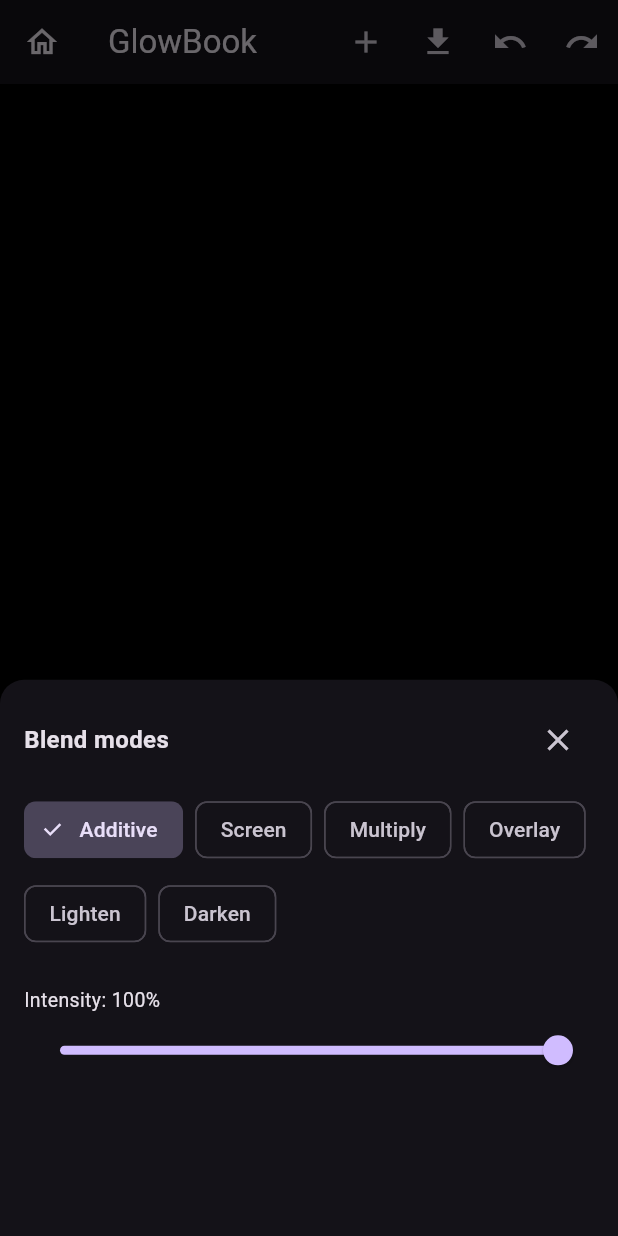
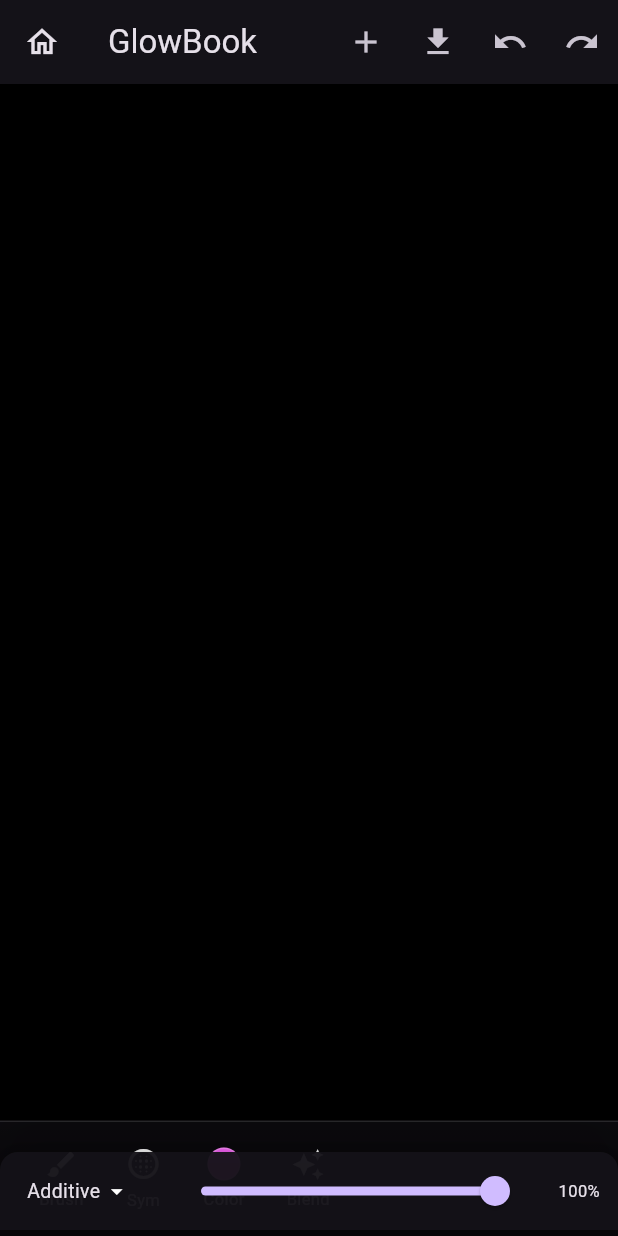
Before and after one commit to dgarrett88/glowbook, a Flutter app: the CanvasScreen screen opened directly, after a tap on "Blend", on a phone screen of 412 x 824 dp. Run offline on Flutter 3.47's test engine with Material 3 defaults, Android fonts, the phone set to English and light mode, and no system bars; our stand-ins replace flutter_riverpod.

Commit message:
blend menu update

```diff
--- a/lib/features/canvas/view/widgets/bottom_dock.dart
+++ b/lib/features/canvas/view/widgets/bottom_dock.dart
@@ -1,6 +1,7 @@
 import 'package:flutter/material.dart';
 import '../../state/canvas_controller.dart';
 import '../../state/glow_blend.dart' as gb;
+import 'glow_blend_dropdown.dart';
 
 import 'brush_hud.dart';
 import 'color_wheel_dialog.dart';
@@ -185,66 +186,54 @@ class BottomDock extends StatelessWidget {
     showModalBottomSheet(
       context: context,
       backgroundColor: Colors.transparent,
-      isScrollControlled: true,
+      barrierColor: Colors.transparent, // no dark overlay
+      isScrollControlled: false,
       builder: (ctx) {
-        final screenH = MediaQuery.of(ctx).size.height;
-        return Align(
+        return SafeArea(
+          top: false,
+          child: Align(
             alignment: Alignment.bottomCenter,
+            child: Container(
+              margin: const EdgeInsets.only(bottom: 4),
+              decoration: BoxDecoration(
+                color: cs.surface.withOpacity(0.95),
+                borderRadius: const BorderRadius.vertical(
+                  top: Radius.circular(12),
+                ),
+                boxShadow: const [
+                  BoxShadow(
+                    blurRadius: 8,
+                    offset: Offset(0, -2),
+                    color: Colors.black26,
+                  ),
+                ],
+              ),
+              // 🔥 Force it to be a short bar
               child: SizedBox(
-            height: screenH * 0.45,
-            child: Container(
-              decoration: BoxDecoration(
-                color: cs.surface,
-                borderRadius: const BorderRadius.vertical(
-                  top: Radius.circular(16),
-                ),
-              ),
+                height: 52,
                 child: Padding(
-                padding: const EdgeInsets.all(16.0),
+                  padding:
+                      const EdgeInsets.symmetric(horizontal: 12, vertical: 6),
                   child: AnimatedBuilder(
                     animation: gb.GlowBlendState.I,
                     builder: (context, _) {
                       final state = gb.GlowBlendState.I;
-                    return Column(
-                      crossAxisAlignment: CrossAxisAlignment.start,
+                      return Row(
+                        mainAxisSize: MainAxisSize.min,
                         children: [
-                        Row(
-                          children: [
-                            const Text(
-                              'Blend modes',
-                              style: TextStyle(
-                                fontSize: 16,
-                                fontWeight: FontWeight.bold,
+                          // [Additive] – compact dropdown showing current blend mode.
+                          ConstrainedBox(
+                            constraints: const BoxConstraints(
+                              minWidth: 90,
+                              maxWidth: 140,
                             ),
+                            child: GlowBlendDropdown(controller: controller),
                           ),
-                            const Spacer(),
-                            IconButton(
-                              icon: const Icon(Icons.close),
-                              onPressed: () => Navigator.of(ctx).pop(),
-                            ),
-                          ],
-                        ),
-                        const SizedBox(height: 12),
-                        Wrap(
-                          spacing: 8,
-                          runSpacing: 8,
-                          children: [
-                            for (final mode in gb.GlowBlend.values)
-                              ChoiceChip(
-                                label: Text(mode.label),
-                                selected: state.mode == mode,
-                                onSelected: (_) {
-                                  gb.GlowBlendState.I.setMode(mode);
-                                },
-                              ),
-                          ],
-                        ),
-                        const SizedBox(height: 24),
-                        Text(
-                          'Intensity: ${(state.intensity * 100).round()}%',
-                          style: const TextStyle(fontSize: 13),
-                        ),
-                        Slider(
+                          const SizedBox(width: 8),
+
+                          // ---------o-----  slider controlling intensity
+                          Expanded(
+                            child: Slider(
                               value: state.intensity,
                               min: 0.0,
                               max: 1.0,
@@ -252,9 +241,23 @@ class BottomDock extends StatelessWidget {
                                 gb.GlowBlendState.I.setIntensity(v);
                               },
                             ),
+                          ),
+
+                          const SizedBox(width: 6),
+
+                          // 65% – small percentage label
+                          SizedBox(
+                            width: 40,
+                            child: Text(
+                              '${(state.intensity * 100).round()}%',
+                              textAlign: TextAlign.right,
+                              style: const TextStyle(fontSize: 11),
+                            ),
+                          ),
                         ],
                       );
                     },
+                  ),
                 ),
               ),
             ),
@@ -312,7 +315,7 @@ class _DockButton extends StatelessWidget {
     return Padding(
       padding: const EdgeInsets.symmetric(horizontal: 4),
       child: GestureDetector(
-        behavior: HitTestBehavior.opaque, // 👈 make whole padded area tappable
+        behavior: HitTestBehavior.opaque, // 👈 whole padded area tappable
         onTap: onTap,
         onLongPress: onLongPress,
         child: Container(
--- a/lib/features/canvas/view/widgets/glow_blend_dropdown.dart
+++ b/lib/features/canvas/view/widgets/glow_blend_dropdown.dart
@@ -11,6 +11,9 @@ class GlowBlendDropdown extends StatefulWidget {
 }
 
 class _GlowBlendDropdownState extends State<GlowBlendDropdown> {
+  final GlobalKey _buttonKey = GlobalKey();
+  OverlayEntry? _entry;
+
   @override
   void initState() {
     super.initState();
@@ -20,27 +23,127 @@ class _GlowBlendDropdownState extends State<GlowBlendDropdown> {
   @override
   void dispose() {
     gb.GlowBlendState.I.removeListener(_onBlendChanged);
+    _removeMenu();
     super.dispose();
   }
 
-  void _onBlendChanged(){
-    if(mounted) setState((){});
+  void _onBlendChanged() {
+    if (mounted) {
+      setState(() {});
+    }
+  }
+
+  void _removeMenu() {
+    _entry?.remove();
+    _entry = null;
+  }
+
+  void _toggleMenu() {
+    if (_entry != null) {
+      _removeMenu();
+      return;
+    }
+
+    final renderBox =
+        _buttonKey.currentContext?.findRenderObject() as RenderBox?;
+    final overlayBox =
+        Overlay.of(context).context.findRenderObject() as RenderBox?;
+
+    if (renderBox == null || overlayBox == null) return;
+
+    final buttonSize = renderBox.size;
+    final buttonPos =
+        renderBox.localToGlobal(Offset.zero, ancestor: overlayBox);
+
+    const double itemHeight = 36.0;
+    final modes = gb.GlowBlend.values;
+    final double menuHeight = itemHeight * modes.length;
+
+    _entry = OverlayEntry(
+      builder: (ctx) {
+        final cs = Theme.of(ctx).colorScheme;
+        return Stack(
+          children: [
+            // Tap outside to close
+            Positioned.fill(
+              child: GestureDetector(
+                behavior: HitTestBehavior.translucent,
+                onTap: _removeMenu,
+              ),
+            ),
+            Positioned(
+              left: buttonPos.dx,
+              // Show just above the blend bar
+              top: buttonPos.dy - menuHeight - 4,
+              child: Material(
+                color: cs.surface,
+                elevation: 6,
+                borderRadius: BorderRadius.circular(8),
+                child: SizedBox(
+                  height: menuHeight,
+                  width: buttonSize.width + 40,
+                  child: Column(
+                    mainAxisSize: MainAxisSize.min,
+                    children: [
+                      for (final m in modes)
+                        InkWell(
+                          onTap: () {
+                            gb.GlowBlendState.I.setMode(m);
+                            _removeMenu();
+                          },
+                          child: Container(
+                            height: itemHeight,
+                            padding: const EdgeInsets.symmetric(horizontal: 12),
+                            alignment: Alignment.centerLeft,
+                            child: Text(
+                              m.label,
+                              style: const TextStyle(fontSize: 13),
+                            ),
+                          ),
+                        ),
+                    ],
+                  ),
+                ),
+              ),
+            ),
+          ],
+        );
+      },
+    );
+
+    Overlay.of(context).insert(_entry!);
   }
 
   @override
   Widget build(BuildContext context) {
     final mode = gb.GlowBlendState.I.mode;
-    return DropdownButton<gb.GlowBlend>(
-      value: mode,
-      isExpanded: true,
-      items: const [
-        DropdownMenuItem(value: gb.GlowBlend.additive, child: Text('Additive')),
-        DropdownMenuItem(value: gb.GlowBlend.screen, child: Text('Screen')),
-      ],
-      onChanged: (v){
-        if(v==null) return;
-        gb.GlowBlendState.I.setMode(v);
-      },
+
+    return InkWell(
+      key: _buttonKey,
+      onTap: _toggleMenu,
+      borderRadius: BorderRadius.circular(8),
+      child: Padding(
+        padding: const EdgeInsets.symmetric(horizontal: 6, vertical: 4),
+        child: Row(
+          mainAxisSize: MainAxisSize.min,
+          children: [
+            Flexible(
+              child: Text(
+                mode.label,
+                overflow: TextOverflow.ellipsis,
+                style: const TextStyle(
+                  fontSize: 13,
+                ),
+              ),
+            ),
+            const SizedBox(width: 2),
+            const Icon(
+              Icons.arrow_drop_down,
+              size: 18,
+            ),
+          ],
+        ),
+      ),
     );
   }
 }
```
Also changed, not shown: lib/features/canvas/render/brushes/liquid_neon.dart (+33 -27 lines), lib/features/canvas/state/glow_blend.dart (+41 -1 lines), lib/features/canvas/view/widgets/brush_hud.dart (+17 -12 lines). Lines whose indentation alone changed are shown as unchanged.
